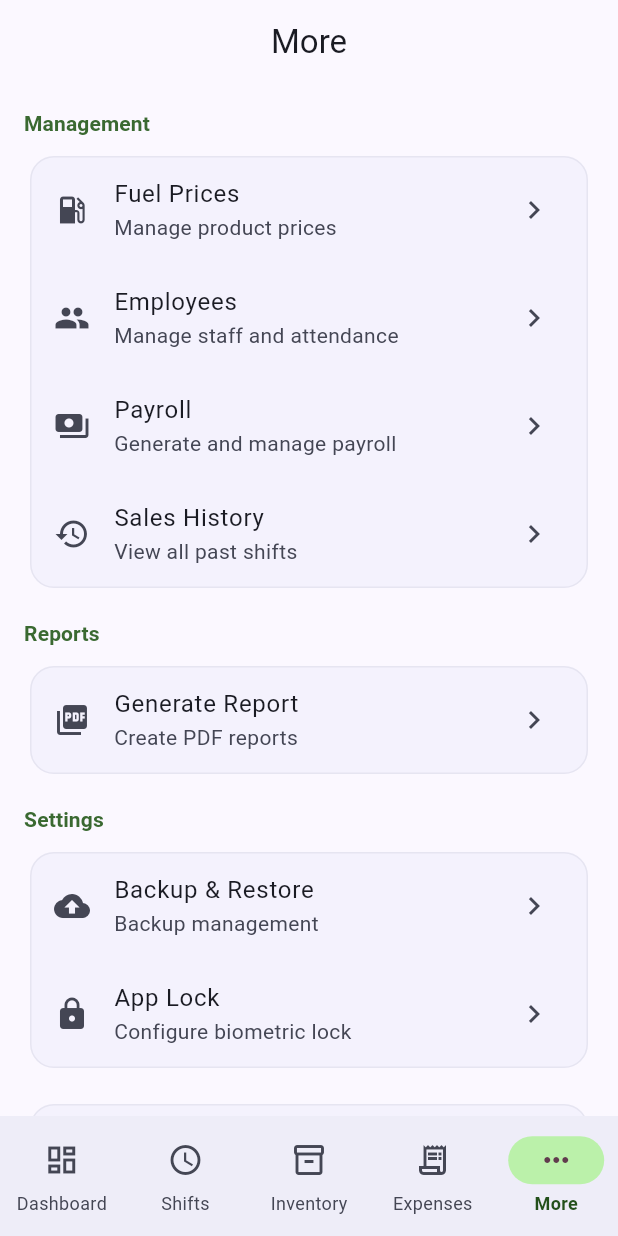
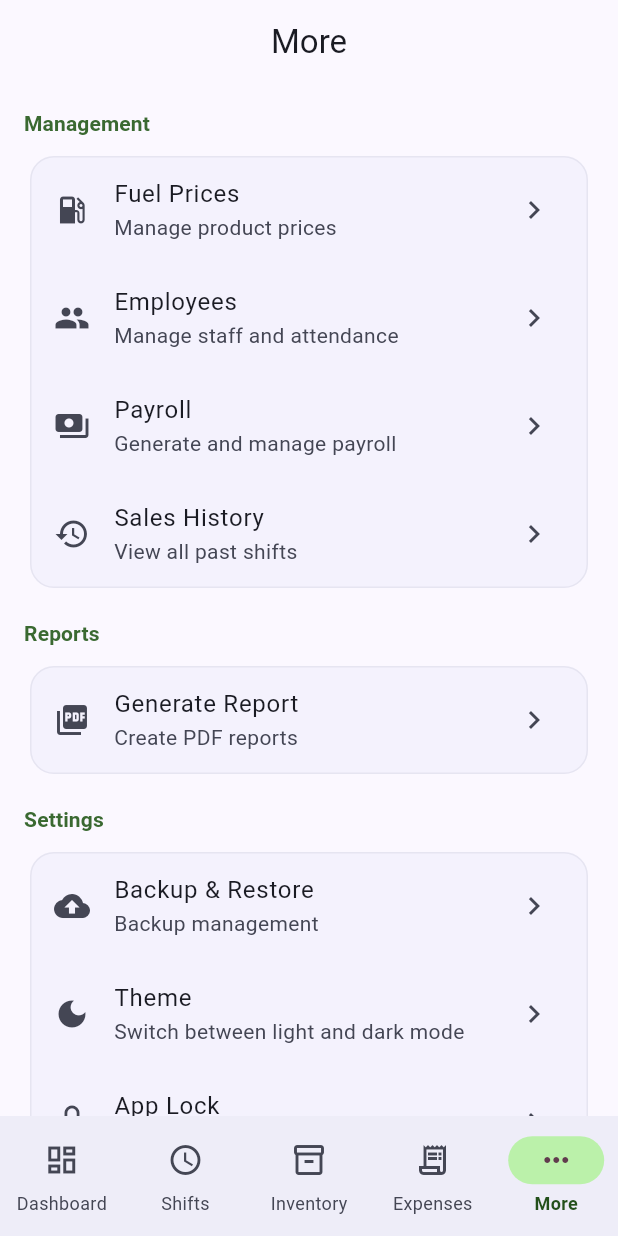
Before and after one commit to Muneeb1195/warraich_petroleum_inv_mang, a Flutter app: the screen it shows after launch, item 5 of the bottom bar chosen, on a phone screen of 412 x 824 dp. Run offline on Flutter 3.47's test engine with Material 3 defaults, Android fonts, the phone set to English and light mode, and no system bars; drawn by our look-alikes of dynamic_color; our stand-ins replace drift, fl_chart, flutter_riverpod, flutter_secure_storage, pdf, printing; missing offline and left inert: google_sign_in_all_platforms, window_manager; accounts and stored records are empty; generated files the repository leaves out were written again.

Commit message:
feat: add dark mode toggle in settings with persistence

```diff
--- a/lib/app.dart
+++ b/lib/app.dart
@@ -3,6 +3,7 @@ import 'package:flutter_riverpod/flutter_riverpod.dart';
 import 'package:dynamic_color/dynamic_color.dart';
 import 'theme/app_theme.dart';
 import 'providers/auth_provider.dart';
+import 'providers/theme_provider.dart';
 import 'screens/lock_screen.dart';
 import 'screens/home_shell.dart';
 
@@ -25,6 +26,7 @@ class _WarraichPetroleumAppState extends ConsumerState<WarraichPetroleumApp> {
   @override
   Widget build(BuildContext context) {
     final authState = ref.watch(authStateProvider);
+    final themeMode = ref.watch(themeModeProvider);
 
     return DynamicColorBuilder(
       builder: (ColorScheme? lightDynamic, ColorScheme? darkDynamic) {
@@ -33,7 +35,7 @@ class _WarraichPetroleumAppState extends ConsumerState<WarraichPetroleumApp> {
           debugShowCheckedModeBanner: false,
           theme: AppTheme.light(lightDynamic),
           darkTheme: AppTheme.dark(darkDynamic),
-          themeMode: ThemeMode.system,
+          themeMode: themeMode,
           home: authState.isLocked ? const LockScreen() : const HomeShell(),
         );
       },
--- /dev/null
+++ b/lib/providers/theme_provider.dart
@@ -0,0 +1,33 @@
+import 'package:flutter/material.dart';
+import 'package:flutter_riverpod/flutter_riverpod.dart';
+import 'package:flutter_secure_storage/flutter_secure_storage.dart';
+
+final themeModeProvider = StateNotifierProvider<ThemeModeNotifier, ThemeMode>((ref) {
+  return ThemeModeNotifier();
+});
+
+class ThemeModeNotifier extends StateNotifier<ThemeMode> {
+  static const _themeKey = 'theme_mode';
+
+  ThemeModeNotifier() : super(ThemeMode.system) {
+    _loadTheme();
+  }
+
+  Future<void> _loadTheme() async {
+    const storage = FlutterSecureStorage();
+    final value = await storage.read(key: _themeKey);
+    if (value == 'light') {
+      state = ThemeMode.light;
+    } else if (value == 'dark') {
+      state = ThemeMode.dark;
+    } else {
+      state = ThemeMode.system;
+    }
+  }
+
+  Future<void> setThemeMode(ThemeMode mode) async {
+    const storage = FlutterSecureStorage();
+    state = mode;
+    await storage.write(key: _themeKey, value: mode.name);
+  }
+}
--- a/lib/screens/settings/settings_screen.dart
+++ b/lib/screens/settings/settings_screen.dart
@@ -1,6 +1,7 @@
 import 'dart:io';
 import 'package:flutter/material.dart';
 import 'package:flutter_riverpod/flutter_riverpod.dart';
+import '../../providers/theme_provider.dart';
 import '../employees/employees_screen.dart';
 import '../payroll/payroll_screen.dart';
 import '../history/sales_history_screen.dart';
@@ -14,6 +15,49 @@ class SettingsScreen extends ConsumerWidget {
 
   bool get _isDesktop => Platform.isWindows || Platform.isLinux || Platform.isMacOS;
 
+  void _showThemeDialog(BuildContext context, WidgetRef ref) {
+    final currentMode = ref.read(themeModeProvider);
+
+    showDialog(
+      context: context,
+      builder: (context) => AlertDialog(
+        title: const Text('Theme'),
+        content: Column(
+          mainAxisSize: MainAxisSize.min,
+          children: [
+            RadioListTile<ThemeMode>(
+              title: const Text('System Default'),
+              value: ThemeMode.system,
+              groupValue: currentMode,
+              onChanged: (value) {
+                ref.read(themeModeProvider.notifier).setThemeMode(value!);
+                Navigator.pop(context);
+              },
+            ),
+            RadioListTile<ThemeMode>(
+              title: const Text('Light'),
+              value: ThemeMode.light,
+              groupValue: currentMode,
+              onChanged: (value) {
+                ref.read(themeModeProvider.notifier).setThemeMode(value!);
+                Navigator.pop(context);
+              },
+            ),
+            RadioListTile<ThemeMode>(
+              title: const Text('Dark'),
+              value: ThemeMode.dark,
+              groupValue: currentMode,
+              onChanged: (value) {
+                ref.read(themeModeProvider.notifier).setThemeMode(value!);
+                Navigator.pop(context);
+              },
+            ),
+          ],
+        ),
+      ),
+    );
+  }
+
   @override
   Widget build(BuildContext context, WidgetRef ref) {
     final colorScheme = Theme.of(context).colorScheme;
@@ -21,29 +65,29 @@ class SettingsScreen extends ConsumerWidget {
     return Scaffold(
       appBar: AppBar(title: const Text('More')),
       body: _isDesktop
-          ? _buildDesktopLayout(context, colorScheme)
-          : _buildMobileLayout(context, colorScheme),
+          ? _buildDesktopLayout(context, ref, colorScheme)
+          : _buildMobileLayout(context, ref, colorScheme),
     );
   }
 
-  Widget _buildMobileLayout(BuildContext context, ColorScheme colorScheme) {
+  Widget _buildMobileLayout(BuildContext context, WidgetRef ref, ColorScheme colorScheme) {
     return ListView(
       padding: const EdgeInsets.all(16),
-      children: _buildMenuSections(context, colorScheme),
+      children: _buildMenuSections(context, ref, colorScheme),
     );
   }
 
-  Widget _buildDesktopLayout(BuildContext context, ColorScheme colorScheme) {
+  Widget _buildDesktopLayout(BuildContext context, WidgetRef ref, ColorScheme colorScheme) {
     return SingleChildScrollView(
       padding: const EdgeInsets.all(24),
       child: Column(
         crossAxisAlignment: CrossAxisAlignment.start,
-        children: _buildMenuSections(context, colorScheme),
+        children: _buildMenuSections(context, ref, colorScheme),
       ),
     );
   }
 
-  List<Widget> _buildMenuSections(BuildContext context, ColorScheme colorScheme) {
+  List<Widget> _buildMenuSections(BuildContext context, WidgetRef ref, ColorScheme colorScheme) {
     return [
       _MenuSection(
         title: 'Management',
@@ -95,6 +139,12 @@ class SettingsScreen extends ConsumerWidget {
             title: 'Backup & Restore',
             subtitle: 'Backup management',
             onTap: () => Navigator.push(context, MaterialPageRoute(builder: (_) => const BackupScreen())),
+          ),
+          _MenuItem(
+            icon: Icons.dark_mode,
+            title: 'Theme',
+            subtitle: 'Switch between light and dark mode',
+            onTap: () => _showThemeDialog(context, ref),
           ),
           if (Platform.isAndroid || Platform.isIOS)
             _MenuItem(
```
